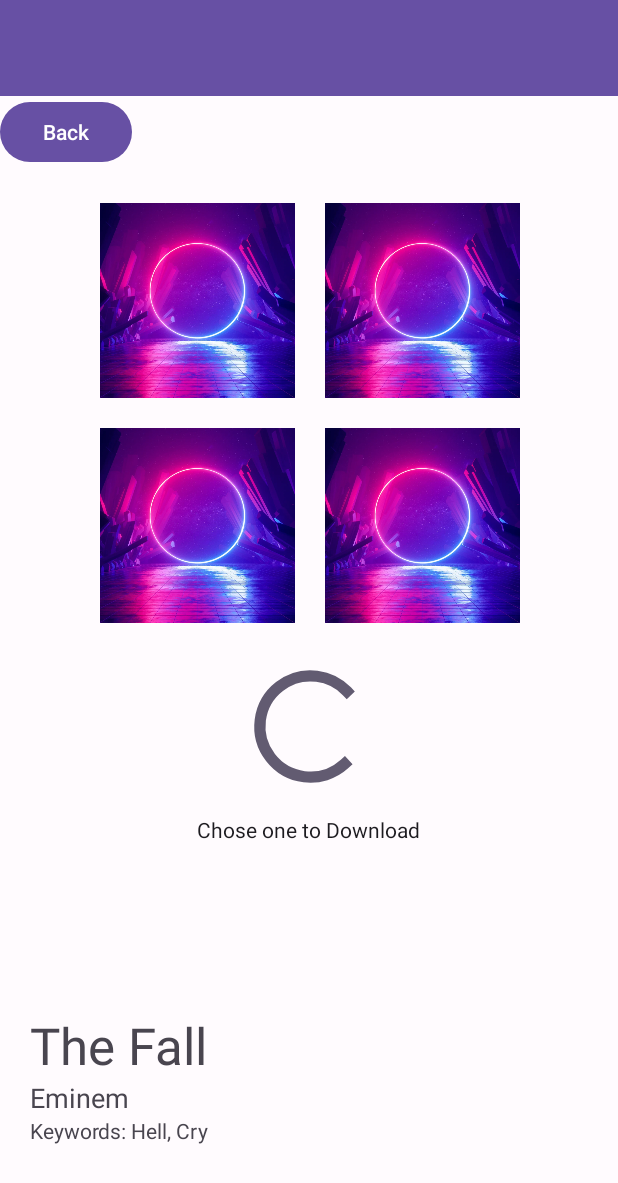
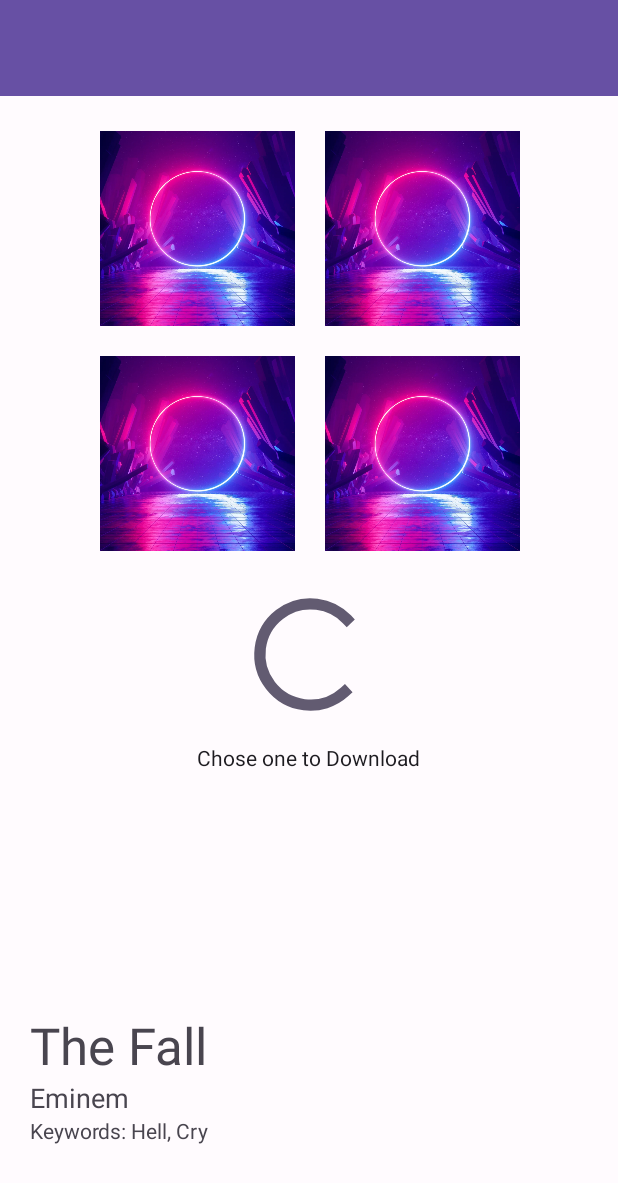
Before and after one commit to AlenB99/SoundView, an Android app built with Jetpack Compose: the layout fragment_image_chooser.xml on its own in the app's theme, with its tools: preview values and no code run, on a phone screen of 412 x 824 dp. Shown: the top 1183 px of the screen. Run offline under Robolectric (Android 15) with nearby library versions, the phone set to English and light mode, and no system bars.

Commit message:
Removed test back button from UI

```diff
--- a/app/src/main/res/layout/fragment_image_chooser.xml
+++ b/app/src/main/res/layout/fragment_image_chooser.xml
@@ -17,13 +17,13 @@
         android:minHeight="?attr/actionBarSize"
         android:navigationIcon="@drawable/back_arrow"
         android:theme="?attr/actionBarTheme"
-        app:layout_constraintBottom_toTopOf="@+id/backButton"
+        app:layout_constraintBottom_toTopOf="@+id/spacenew"
         app:layout_constraintEnd_toEndOf="parent"
         app:layout_constraintStart_toStartOf="parent"
         app:layout_constraintTop_toTopOf="parent" />
 
-    <Button
-        android:id="@+id/backButton"
+    <Space
+        android:id="@+id/spacenew"
         android:layout_width="wrap_content"
         android:layout_height="wrap_content"
         android:layout_marginBottom="13dp"
@@ -60,7 +60,7 @@
         app:layout_constraintBottom_toTopOf="@+id/imageView7"
         app:layout_constraintEnd_toEndOf="parent"
         app:layout_constraintStart_toEndOf="@+id/imageView5"
-        app:layout_constraintTop_toBottomOf="@+id/backButton"
+        app:layout_constraintTop_toBottomOf="@+id/spacenew"
         tools:src="@drawable/_228837" />
 
 
```
